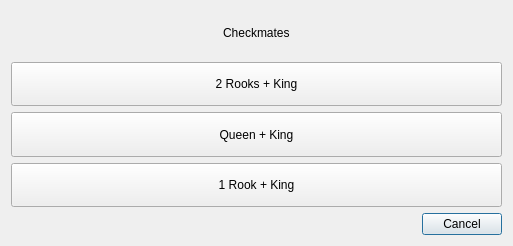
M-Bell/Raccoon, file endgameschoosewindow.ui: the form before one commit.
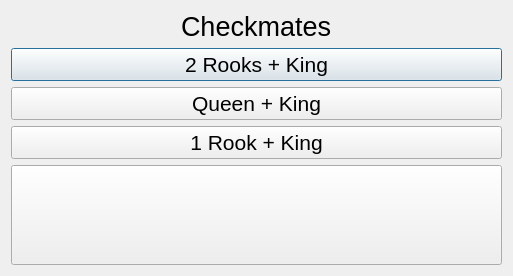
The form after the commit.

Commit message: backBtn instead of ok/cancel; bigger font sizes on end and open tuts

The edit to the form file:
```diff
--- a/endgameschoosewindow.ui
+++ b/endgameschoosewindow.ui
@@ -14,20 +14,15 @@
    <string>Dialog</string>
   </property>
   <layout class="QGridLayout" name="gridLayout">
-   <item row="1" column="0">
-    <widget class="QDialogButtonBox" name="buttonBox">
-     <property name="orientation">
-      <enum>Qt::Horizontal</enum>
-     </property>
-     <property name="standardButtons">
-      <set>QDialogButtonBox::Cancel</set>
-     </property>
-    </widget>
-   </item>
    <item row="0" column="0">
     <layout class="QVBoxLayout" name="verticalLayout">
      <item alignment="Qt::AlignHCenter|Qt::AlignVCenter">
       <widget class="QLabel" name="label">
+       <property name="font">
+        <font>
+         <pointsize>20</pointsize>
+        </font>
+       </property>
        <property name="text">
         <string>Checkmates</string>
        </property>
@@ -41,6 +36,11 @@
          <height>50</height>
         </size>
        </property>
+       <property name="font">
+        <font>
+         <pointsize>16</pointsize>
+        </font>
+       </property>
        <property name="text">
         <string>2 Rooks + King</string>
        </property>
@@ -54,6 +54,11 @@
          <height>50</height>
         </size>
        </property>
+       <property name="font">
+        <font>
+         <pointsize>16</pointsize>
+        </font>
+       </property>
        <property name="text">
         <string>Queen + King</string>
        </property>
@@ -67,11 +72,35 @@
          <height>50</height>
         </size>
        </property>
+       <property name="font">
+        <font>
+         <pointsize>16</pointsize>
+        </font>
+       </property>
        <property name="text">
         <string>1 Rook + King</string>
        </property>
       </widget>
      </item>
+     <item>
+      <widget class="QPushButton" name="backBtn">
+       <property name="sizePolicy">
+        <sizepolicy hsizetype="Minimum" vsizetype="Fixed">
+         <horstretch>0</horstretch>
+         <verstretch>0</verstretch>
+        </sizepolicy>
+       </property>
+       <property name="minimumSize">
+        <size>
+         <width>0</width>
+         <height>100</height>
+        </size>
+       </property>
+       <property name="text">
+        <string/>
+       </property>
+      </widget>
+     </item>
     </layout>
    </item>
   </layout>
```
Left out of the diff: 35 changed lines with no effect on the pictures. The commit also changes 5 other files.
